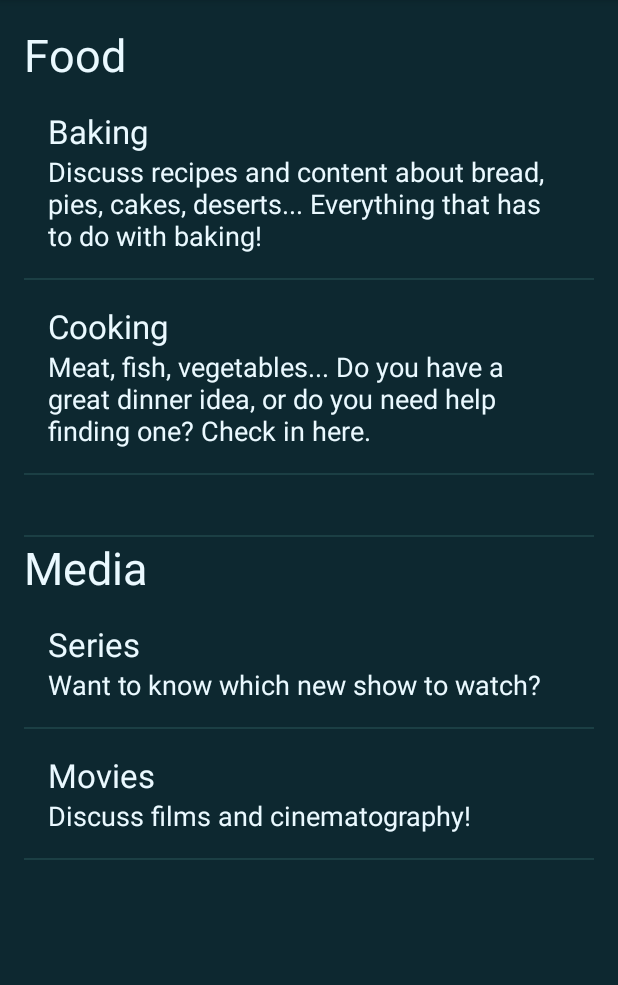
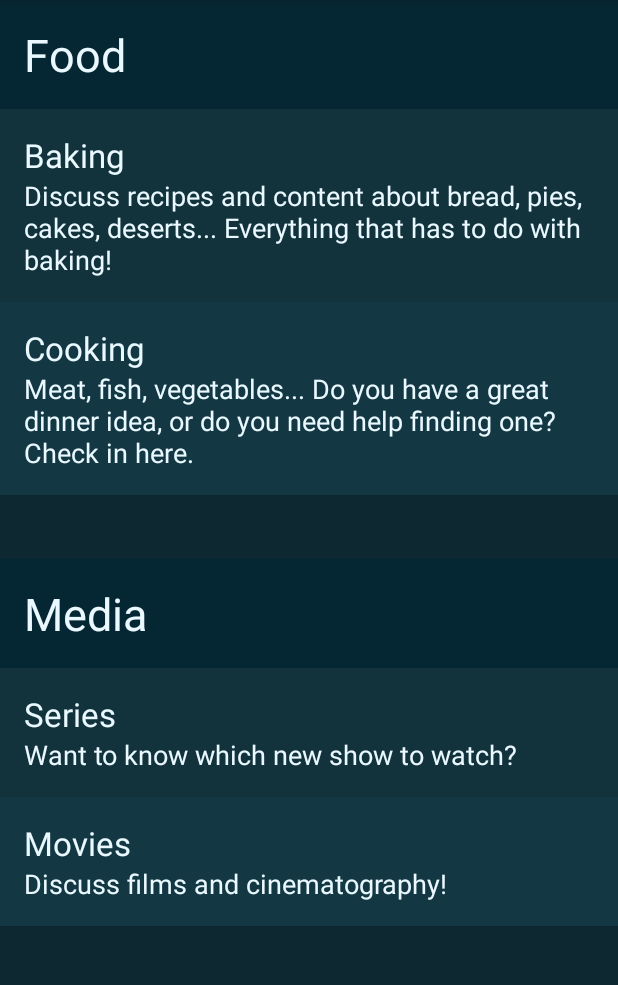
Before and after one commit to HotoPiano/Oblig-2-Apputvikling-Forum, an Android app: the screen it shows after launch (MainActivity), on a phone screen of 412 x 824 dp, the part 84-1069 px from its top. Run offline under Robolectric (Android 15) with nearby library versions, the phone set to English and light mode, and no system bars.

Commit message:
Refreshing UI

```diff
--- a/app/src/main/java/app/forum/SubCategoryAdapter.java
+++ b/app/src/main/java/app/forum/SubCategoryAdapter.java
@@ -1,6 +1,7 @@
 package app.forum;
 
 import android.content.Context;
+import android.graphics.Color;
 import android.view.LayoutInflater;
 import android.view.View;
 import android.view.ViewGroup;
@@ -38,6 +39,12 @@ public class SubCategoryAdapter extends ArrayAdapter<SubCategory>
 
         final LinearLayout subCategoryView = (LinearLayout)convertView.findViewById(R.id.subcategory_layout);
 
+        // Set odd even color
+        if(position % 2 == 0)
+            subCategoryView.setBackgroundColor(getContext().getResources().getColor(R.color.colorSubCategory1));
+        else
+            subCategoryView.setBackgroundColor(getContext().getResources().getColor(R.color.colorSubCategory2));
+
         // Subcategory onclick
         subCategoryView.setOnClickListener(new View.OnClickListener()
         {
--- a/app/src/main/java/app/forum/ThreadAdapter.java
+++ b/app/src/main/java/app/forum/ThreadAdapter.java
@@ -34,6 +34,11 @@ public class ThreadAdapter extends ArrayAdapter<Thread>
         threadTitleView.setText(threads.get(position).getTitle());
 
         final LinearLayout ThreadView = (LinearLayout)convertView.findViewById(R.id.thread_layout);
+        // Set odd even color
+        if(position % 2 == 0)
+            ThreadView.setBackgroundColor(getContext().getResources().getColor(R.color.colorSubCategory1));
+        else
+            ThreadView.setBackgroundColor(getContext().getResources().getColor(R.color.colorSubCategory2));
 
         // In subcategory, thread onclick
         ThreadView.setOnClickListener(new View.OnClickListener()
--- a/app/src/main/res/layout/category.xml
+++ b/app/src/main/res/layout/category.xml
@@ -4,16 +4,22 @@
     android:layout_width="match_parent"
     android:layout_height="wrap_content"
     android:orientation="vertical"
-    android:id="@+id/category_layout" >
+    android:id="@+id/category_layout">
 
     <TextView
+        android:background="@color/colorCategory"
         android:layout_width="match_parent"
         android:layout_height="wrap_content"
         android:id="@+id/category_title"
-        android:textSize="30sp"/>
+        android:textSize="30sp"
+        android:paddingBottom="@dimen/activity_vertical_margin"
+        android:paddingLeft="@dimen/activity_horizontal_margin"
+        android:paddingRight="@dimen/activity_horizontal_margin"
+        android:paddingTop="@dimen/activity_vertical_margin"/>
 
     <ListView
         android:id="@+id/subcategory_listView"
         android:layout_width="match_parent"
-        android:layout_height="300sp"/>
+        android:layout_height="300sp"
+        android:divider="@null"/>
 </LinearLayout>
--- a/app/src/main/res/layout/fragment_frontpage.xml
+++ b/app/src/main/res/layout/fragment_frontpage.xml
@@ -1,17 +1,15 @@
-<FrameLayout xmlns:android="http://schemas.android.com/apk/res/android"
-             xmlns:tools="http://schemas.android.com/tools"
-             android:layout_width="match_parent"
-             android:layout_height="match_parent"
-             tools:context="app.forum.FrontpageFragment"
-             android:paddingBottom="@dimen/activity_vertical_margin"
-             android:paddingLeft="@dimen/activity_horizontal_margin"
-             android:paddingRight="@dimen/activity_horizontal_margin"
-             android:paddingTop="@dimen/activity_vertical_margin">
+<FrameLayout
+    xmlns:android="http://schemas.android.com/apk/res/android"
+    xmlns:tools="http://schemas.android.com/tools"
+    android:layout_width="match_parent"
+    android:layout_height="match_parent"
+    tools:context="app.forum.FrontpageFragment">
 
     <ListView
         android:layout_height="wrap_content"
         android:layout_width="match_parent"
-        android:id="@+id/category_listView">
+        android:id="@+id/category_listView"
+        android:divider="@null">
 
     </ListView>
 </FrameLayout>
--- a/app/src/main/res/layout/fragment_new_thread.xml
+++ b/app/src/main/res/layout/fragment_new_thread.xml
@@ -34,14 +34,14 @@
             android:layout_weight="0.7"
             android:textSize="18sp"
             android:hint="@string/title"
-            android:textColorHint="@color/colorAccent"/>
+            android:textColorHint="@color/colorText"/>
 
         <ImageButton
             android:id="@+id/new_threadButton"
             android:layout_width="50dp"
             android:layout_height="50dp"
             android:background="@android:drawable/ic_input_add"
-            android:backgroundTint="@color/colorAccent"/>
+            android:backgroundTint="@color/colorGreen"/>
 
     </LinearLayout>
 
--- a/app/src/main/res/values/colors.xml
+++ b/app/src/main/res/values/colors.xml
@@ -3,4 +3,9 @@
     <color name="colorPrimary">#061e33</color>
     <color name="colorPrimaryDark">#0d2830</color>
     <color name="colorAccent">#83e4d2</color>
+    <color name="colorCategory">#052633</color>
+    <color name="colorSubCategory1">#FF12323C</color>
+    <color name="colorSubCategory2">#133843</color>
+    <color name="colorText">#d6e6ea</color>
+    <color name="colorGreen">#7fffb0</color>
 </resources>
```
Also changed, not shown: app/src/main/java/app/forum/LoginFragment.java (+12 -4 lines), app/src/main/java/app/forum/PostAdapter.java (+7 -0 lines), app/src/main/res/layout/fragment_category.xml (+15 -9 lines), app/src/main/res/layout/fragment_new_post.xml (+6 -1 lines), app/src/main/res/layout/fragment_post.xml (+7 -6 lines).
